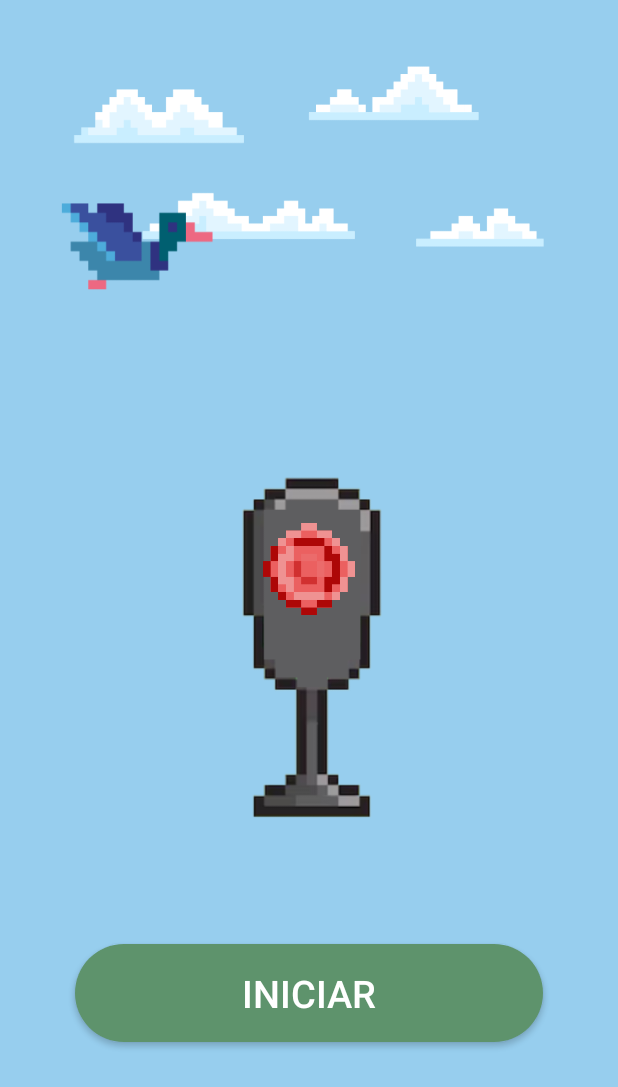
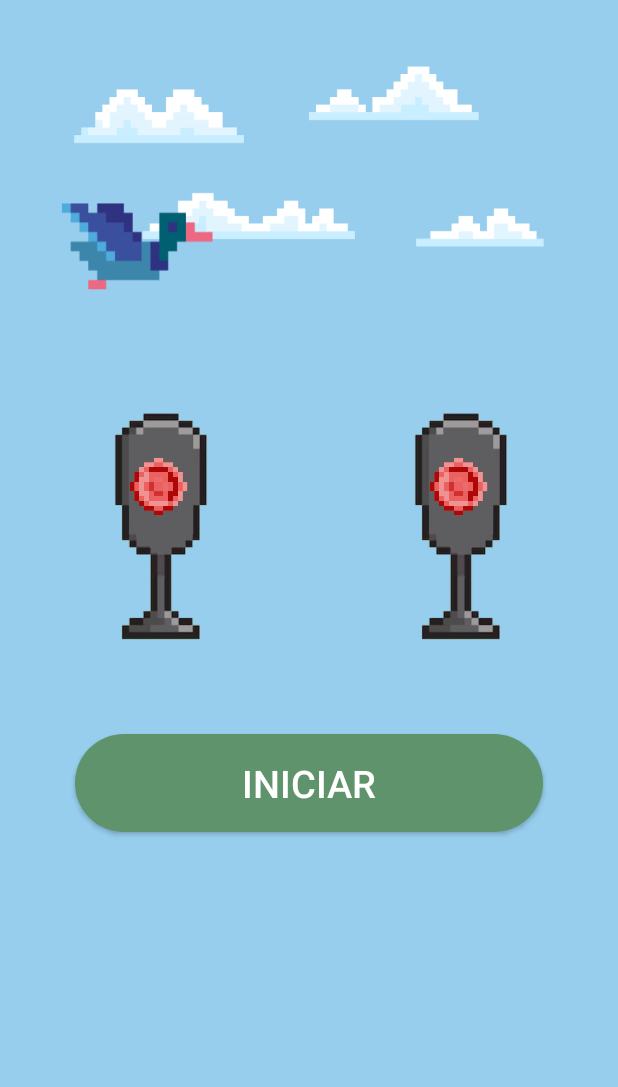
Before and after one commit to pizzatoev/semaforo_hilos, an Android app: the screen it shows after launch (MainActivity), after a tap on "INICIAR", on a phone screen of 412 x 824 dp. Shown: the top 1087 px of the screen. Run offline under Robolectric (Android 15) with nearby library versions, the phone set to English and light mode, and no system bars.

Commit message:
Fase 3: Añadir otro semaforo que repita las acciones de la fase 1

```diff
--- a/app/src/main/java/com/example/semaforohilos/MainActivity.java
+++ b/app/src/main/java/com/example/semaforohilos/MainActivity.java
@@ -14,6 +14,7 @@ import androidx.core.view.WindowInsetsCompat;
 public class MainActivity extends AppCompatActivity {
     Button btnIniciar;
     ImageView imgLuz;
+    ImageView imgLuz2;
 
     @Override
     protected void onCreate(Bundle savedInstanceState) {
@@ -22,6 +23,7 @@ public class MainActivity extends AppCompatActivity {
 
         btnIniciar = findViewById(R.id.btnIniciar);
         imgLuz = findViewById(R.id.imgLuz);
+        imgLuz2 = findViewById(R.id.imgLuz2);
 
         btnIniciar.setOnClickListener(new View.OnClickListener() {
             @Override
@@ -70,6 +72,40 @@ public class MainActivity extends AppCompatActivity {
                     }
                 });
                 thread.start();
+
+                // Segundo Semaforo
+                Thread thread2 = new Thread(new Runnable() {
+                    @Override
+                    public void run() {
+                        while (true) {
+                            runOnUiThread(new Runnable() {
+                                @Override
+                                public void run() {
+                                    imgLuz2.setImageResource(R.drawable.luz_roja);
+                                }
+                            });
+                            try {
+                                Thread.sleep(5000);
+                            }
+                            catch (InterruptedException e){
+                                e.printStackTrace();
+                            }
+                            runOnUiThread(new Runnable() {
+                                @Override
+                                public void run() {
+                                    imgLuz2.setImageResource(R.drawable.luz_off);
+                                }
+                            });
+                            try {
+                                Thread.sleep(5000);
+                            }
+                            catch (InterruptedException e){
+                                e.printStackTrace();
+                            }
+                        }
+                    }
+                });
+                thread2.start();
             }
         });
 
--- a/app/src/main/res/layout/activity_main.xml
+++ b/app/src/main/res/layout/activity_main.xml
@@ -14,10 +14,15 @@
         android:orientation="vertical"
         android:gravity="center">
 
+            <LinearLayout
+                android:layout_width="match_parent"
+                android:layout_height="wrap_content"
+                android:orientation="horizontal"
+                android:gravity="center">
                 <FrameLayout
-            android:layout_width="300dp"
-            android:layout_height="300dp"
-            android:layout_marginTop="200dp">
+                    android:layout_width="200dp"
+                    android:layout_height="200dp"
+                    android:layout_marginTop="20dp">
 
                     <ImageView
                         android:id="@+id/imageView"
@@ -27,12 +32,34 @@
                         />
                     <ImageView
                         android:id="@+id/imgLuz"
-                android:layout_width="80dp"
-                android:layout_height="80dp"
+                        android:layout_width="50dp"
+                        android:layout_height="50dp"
                         android:layout_gravity="center_horizontal"
-                android:layout_marginTop="60dp"
+                        android:layout_marginTop="50dp"
                         android:src="@drawable/luz_roja" />
                 </FrameLayout>
+
+                <FrameLayout
+                    android:layout_width="200dp"
+                    android:layout_height="200dp"
+                    android:layout_marginTop="20dp">
+
+                    <ImageView
+                        android:id="@+id/imageView2"
+                        android:layout_width="match_parent"
+                        android:layout_height="match_parent"
+                        app:srcCompat="@drawable/cuerpo_semaforo"
+                        />
+                    <ImageView
+                        android:id="@+id/imgLuz2"
+                        android:layout_width="50dp"
+                        android:layout_height="50dp"
+                        android:layout_gravity="center_horizontal"
+                        android:layout_marginTop="50dp"
+                        android:src="@drawable/luz_off" />
+                </FrameLayout>
+
+            </LinearLayout>
 
 
         <androidx.appcompat.widget.AppCompatButton
@@ -45,7 +72,6 @@
             android:textSize="25sp"
             android:padding="15dp"
             android:layout_margin="50dp"/>
-
     </LinearLayout>
 
 
```
Lines whose indentation alone changed are shown as unchanged.
